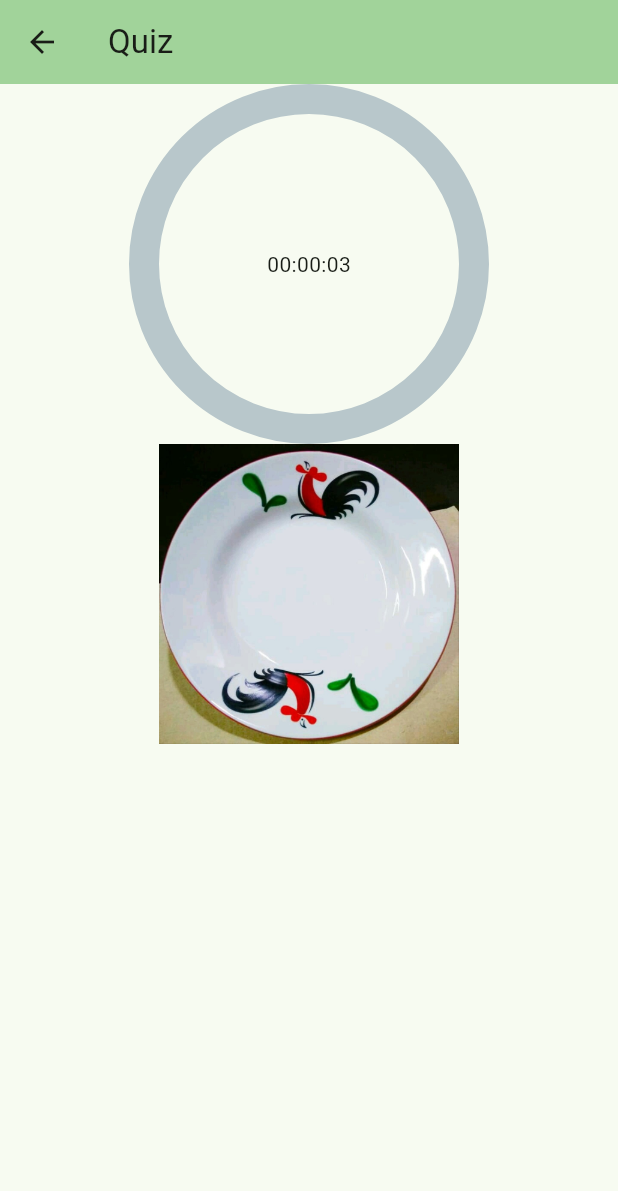
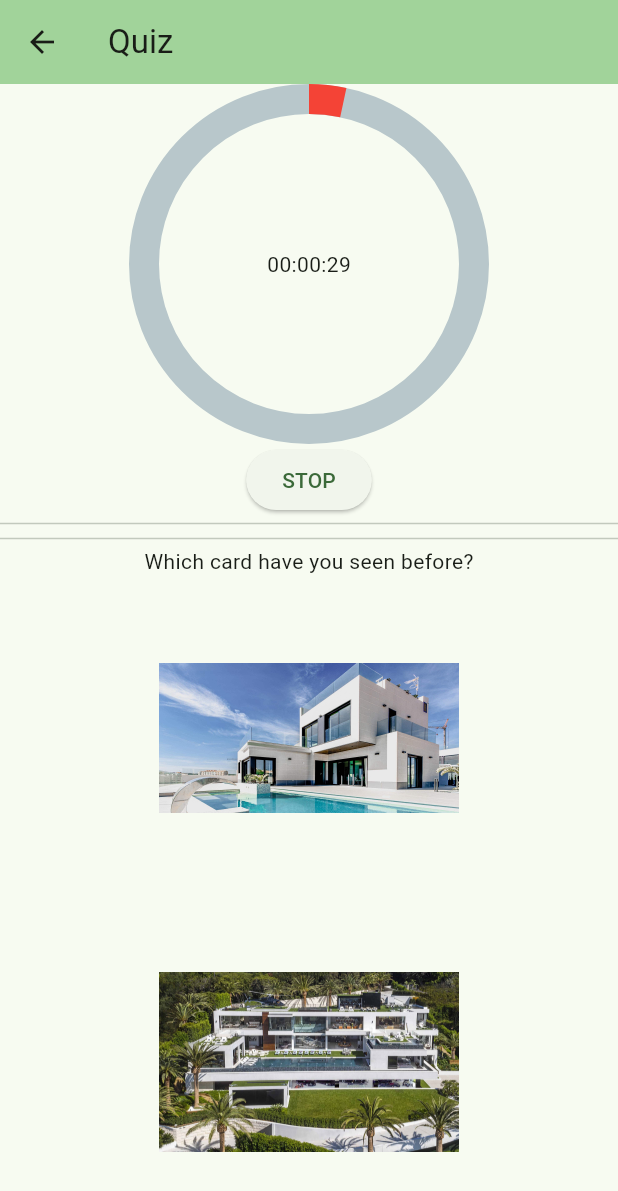
Before and after one commit to IMRMT/ET_UTS, a Flutter app: the Game screen opened by its route, on a phone screen of 412 x 824 dp. Shown: the top 1191 px of the screen. Run offline on Flutter 3.47's test engine with Material 3 defaults, Android fonts, the phone set to English and light mode, and no system bars; drawn by our look-alikes of percent_indicator.

Commit message:
Revert "update game.dart 2"
This reverts commit 6fa7b052efe6072dda0898cf49c04a1f42817c8e.

```diff
--- a/lib/screen/game.dart
+++ b/lib/screen/game.dart
@@ -1,7 +1,6 @@
 import 'dart:async';
 import 'package:cardgame/screen/questionbank.dart';
 import 'package:flutter/material.dart';
-import 'package:flutter/widgets.dart';
 import 'package:percent_indicator/percent_indicator.dart';
 
 class Game extends StatefulWidget {
@@ -12,25 +11,19 @@ class Game extends StatefulWidget {
 }
 
 class _QuizState extends State<Game> {
-
-  bool animated = false;
   List<QuestionObj> _questions = [];
-  List<AnswerImage> _answerimg = []; //gambar jawaban awal
-
+  List<AnswerImage> _answerimg = [];
   int _question_no = 0;
-  int _img_no = 0;
   int _point = 0;
 
-  int _hitungGambar = 3; //durasi gambar jawaban
+  int _hitungGambar = 3;
   int _initialValueGambar = 3;
 
-  int _hitung = 30;//durasi pertanyaan
+  int _hitung = 30;
   int _initialValue = 30;
   late Timer _timer;
   late Timer _timerGambar;
   // String _activeUser = "";
-
-  late bool _timer2IsActive = false;
 
   @override
   void initState() {
@@ -80,18 +73,38 @@ class _QuizState extends State<Game> {
           'assets/images/rumah-4.jpg',
           'assets/images/rumah-1.jpg'),
     ];
+    timerMethodGambar();
     _questions.shuffle();
 
     timerMethod();
+
+    // _getActiveUser();
   }
 
+  // void _getActiveUser() async {
+  //   final prefs = await SharedPreferences.getInstance();
+  //   setState(() {
+  //     _activeUser = prefs.getString("user_id") ?? "";
+  //   });
+  // }
 
+  //   void _saveTopScore() async {
+  //   final prefs = await SharedPreferences.getInstance();
+  //   final int? topPoint = prefs.getInt("top_point");
+  //   if (topPoint == null || _point > topPoint) {
+  //     prefs.setInt("top_point", _point);
+  //     prefs.setString("top_user", _activeUser);
+  //   }
+  // }
 
   @override
   void dispose() {
     _timer.cancel();
     _hitung = 0;
     super.dispose();
+
+    _timerGambar.cancel();
+    _hitungGambar = 0;
   }
 
   void timerMethod() {
@@ -99,46 +112,87 @@ class _QuizState extends State<Game> {
       Duration(milliseconds: 1000),
       (timer) {
         setState(() {
-          animated = !animated;
           if (_hitung > 0) {
             _hitung--;
-
           } else {
-              if (!_timer2IsActive) {
-                _timer.cancel();
-                timerMethodGambar();
+            // _timer.cancel();
+            // _hitung =10;
+            //   _question_no++;
+            //   if (_question_no > _questions.length - 1) _question_no = 0;
+            //   _hitung = _initialValue;
+            finishQuiz();
           }
-          }
+          // else if(_hitung == 0){
+          //   	showDialog<String>(
+          //     context: context,
+          //     builder: (BuildContext context) => AlertDialog(
+          //     title: Text('Timer'),
+          //     content: Text('Timer is up'),
+          //     actions: <Widget>[
+          //       TextButton(
+          //         onPressed: () => Navigator.pop(context, 'OK'),
+          //         child: const Text('OK'),
+          //     ),
+          //     ],
+          //     ));
+          //   _timer.cancel();
+          //   _hitung =10;
+          // }
         });
       },
     );
   }
 
-  //CEK ULANG
   void timerMethodGambar() {
     _timerGambar = Timer.periodic(
-      Duration(milliseconds: 1000),
+      Duration(milliseconds: 300),
       (timerGambar) {
         setState(() {
-          animated = !animated;
           if (_hitungGambar > 0) {
             _hitungGambar--;
           } else {
-            _timerGambar.cancel();
-            setState(() {
-              animated = !animated;
-              _hitungGambar = _initialValueGambar;
-              _timer2IsActive = false;
-            });
+            // _timer.cancel();
+            // _hitung =10;
+            //   _question_no++;
+            //   if (_question_no > _questions.length - 1) _question_no = 0;
+            //   _hitung = _initialValue;
+            startQuiz();
           }
+          // else if(_hitung == 0){
+          //   	showDialog<String>(
+          //     context: context,
+          //     builder: (BuildContext context) => AlertDialog(
+          //     title: Text('Timer'),
+          //     content: Text('Timer is up'),
+          //     actions: <Widget>[
+          //       TextButton(
+          //         onPressed: () => Navigator.pop(context, 'OK'),
+          //         child: const Text('OK'),
+          //     ),
+          //     ],
+          //     ));
+          //   _timer.cancel();
+          //   _hitung =10;
+          // }
         });
       },
     );
   }
 
-  Widget widget2() {
-    return Column(
-      children: <Widget>[
+  @override
+  Widget build(BuildContext context) {
+    return Scaffold(
+        appBar: AppBar(
+          title: const Text('Quiz'),
+          backgroundColor: Theme.of(context).colorScheme.inversePrimary,
+        ),
+        body: SingleChildScrollView(
+          child: Center(
+              child: Column(children: <Widget>[
+            // Text(formatTime(_initialValue),
+            //     style: const TextStyle(
+            //       fontSize: 24,
+            //     )),
             CircularPercentIndicator(
               radius: 120.0,
               lineWidth: 20.0,
@@ -151,9 +205,18 @@ class _QuizState extends State<Game> {
                 setState(() {
                   _timer.isActive ? _timer.cancel() : timerMethod();
                 });
+                // _timer.cancel();
               },
               child: Text(_timer.isActive ? "STOP" : "START"),
+              // child: Text("STOP")
             ),
+            //  ElevatedButton(onPressed: (){
+            //   timerMethod();
+            // }, child: Text("START")),
+            Divider(
+              height: 10,
+            ),
+
             Divider(
               height: 10,
             ),
@@ -198,55 +261,9 @@ class _QuizState extends State<Game> {
                 width: 200,
               ),
             ),
-      ],
-    );
+          ])),
+        ));
   }
-
-  //CEK ULANG
-  //Gambar jawaban
-  Widget widget1(){
-    return Column(
-      children: <Widget>[
-        CircularPercentIndicator(
-          radius: 120.0,
-          lineWidth: 20.0,
-          percent: 1 - (_hitungGambar / _initialValueGambar),
-          center: Text(formatTime(_hitungGambar)),
-          progressColor: Colors.red,
-        ),
-        Image.asset(
-          _answerimg[_img_no].answer,
-            height: 200,
-            width: 200,
-        ),
-      ],
-    );
-  }
-
-
-@override
-Widget build(BuildContext context) {
-  return Scaffold(
-    appBar: AppBar(
-      title: const Text('Quiz'),
-      backgroundColor: Theme.of(context).colorScheme.inversePrimary,
-    ),
-    body: SingleChildScrollView(
-      child: Center(
-        child:
-        AnimatedSwitcher(
-          duration: const Duration(seconds: 2),
-          transitionBuilder: (Widget child, Animation<double> animation) {
-            return RotationTransition(turns: animation, child: child);
-            //return ScaleTransition(child: child, scale: animation);
-          },
-          child: animated ? widget1() : widget2(),
-        ),
-      ),
-    ),
-  );
-}
-
 
   String formatTime(int hitung) {
     var hours = (hitung ~/ 3600).toString().padLeft(2, '0');
@@ -270,11 +287,9 @@ Widget build(BuildContext context) {
     });
   }
 
-  //CEK ULANG
-  // startImage() {
-  //   _timerGambar.cancel();
-  // }
-
+  startQuiz() {
+    _timerGambar.cancel();
+  }
 
   finishQuiz() {
     _timer.cancel();
```
Lines whose indentation alone changed are shown as unchanged.
